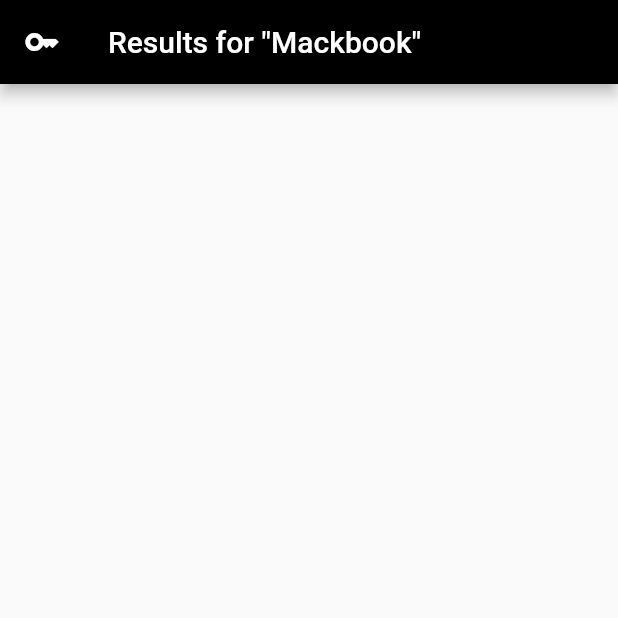
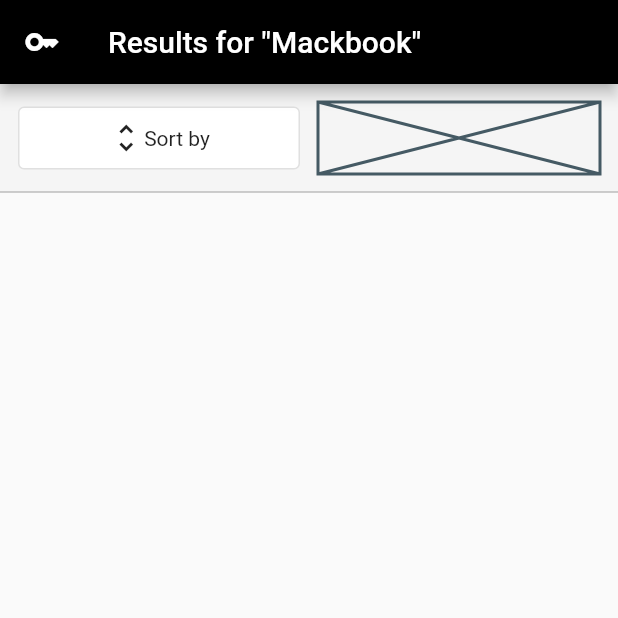
Before and after one commit to JAICHANGPARK/flutter_notebook_19th_story, a Flutter app: the screen it shows after launch, on a phone screen of 412 x 824 dp, the top half of it. Run offline on Flutter 3.47's test engine with Material 2 defaults, Android fonts, the phone set to English and light mode, and no system bars; our stand-ins replace cached_network_image, flutter_riverpod, freezed_annotation, smooth_page_indicator, video_player.

Commit message:
Update e_commerce_home_page.dart

```diff
--- a/lib/ep1114_e_commerce_filters_app/src/ui/e_commerce_home_page.dart
+++ b/lib/ep1114_e_commerce_filters_app/src/ui/e_commerce_home_page.dart
@@ -12,7 +12,46 @@ class EcommerceHomePage extends StatelessWidget {
         title: const Text("Results for \"Mackbook\""),
         leading: const Icon(Icons.key),
       ),
-      body: Column(),
+      body: Column(
+        children: [
+          Container(
+            height: 72,
+            padding: EdgeInsets.all(12),
+            decoration: BoxDecoration(color: Colors.grey[100]),
+            child: Row(
+              children: [
+                Expanded(
+                  child: Container(
+                    padding: EdgeInsets.symmetric(vertical: 8),
+                    decoration: BoxDecoration(
+                      color: Colors.white,
+                      borderRadius: BorderRadius.circular(4),
+                      border: Border.all(
+                        color: Colors.grey[300]!,
+                      ),
+                    ),
+                    child: Row(
+                      mainAxisAlignment: MainAxisAlignment.center,
+                      children: [
+                        Icon(Icons.unfold_more),
+                        Text("Sort by"),
+                      ],
+                    ),
+                  ),
+                ),
+                SizedBox(
+                  width: 12,
+                ),
+                Expanded(child: Placeholder()),
+              ],
+            ),
+          ),
+          Divider(
+            height: 0,
+            color: Colors.grey,
+          )
+        ],
+      ),
     );
   }
 }
```
